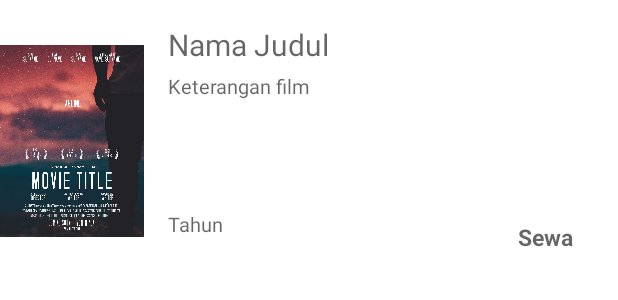
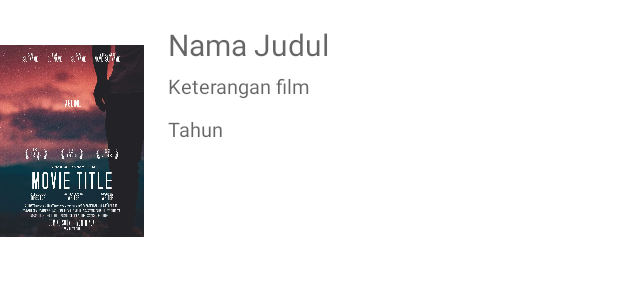
Before and after one commit to faqirkuota/uas-pemograman-bergerak, an Android app: the layout movie_item.xml on its own in the app's theme, with its tools: preview values and no code run, on a phone screen of 412 x 824 dp. Shown: the top 300 px of the screen. Run offline under Robolectric (Android 15) with nearby library versions, the phone set to English and light mode, and no system bars.

Commit message:
Add changes

```diff
--- a/MenuListMovie/app/src/main/res/layout/activity_edit_movie.xml
+++ b/MenuListMovie/app/src/main/res/layout/activity_edit_movie.xml
@@ -27,8 +27,7 @@
         app:layout_constraintEnd_toEndOf="parent"
         app:layout_constraintHorizontal_bias="0.104"
         app:layout_constraintStart_toStartOf="parent"
-        app:layout_constraintTop_toTopOf="parent"
-        tools:srcCompat="@drawable/logokalbis" />
+        app:layout_constraintTop_toTopOf="parent" />
 
     <EditText
         android:id="@+id/etTahun"
--- a/MenuListMovie/app/src/main/res/layout/movie_item.xml
+++ b/MenuListMovie/app/src/main/res/layout/movie_item.xml
@@ -19,8 +19,8 @@
 
     <TextView
         android:id="@+id/tvnamaKet"
-        android:layout_width="277dp"
-        android:layout_height="82dp"
+        android:layout_width="220dp"
+        android:layout_height="wrap_content"
         android:layout_marginStart="16dp"
         android:layout_marginTop="4dp"
         android:text="Keterangan film"
@@ -43,22 +43,6 @@
         app:layout_constraintStart_toEndOf="@+id/poster"
         app:layout_constraintTop_toBottomOf="@+id/tvnamaKet" />
 
-    <TextView
-        android:id="@+id/tvedit"
-        android:layout_width="62dp"
-        android:layout_height="20dp"
-        android:text="Sewa"
-        android:textAlignment="textEnd"
-        android:textAppearance="@style/TextAppearance.AppCompat.Medium"
-        android:textSize="15sp"
-        android:textStyle="bold"
-        app:layout_constraintBottom_toTopOf="@+id/guideline2"
-        app:layout_constraintEnd_toEndOf="parent"
-        app:layout_constraintHorizontal_bias="0.83"
-        app:layout_constraintStart_toEndOf="@+id/tvnamayear"
-        app:layout_constraintTop_toTopOf="@+id/tvnamaKet"
-        app:layout_constraintVertical_bias="0.869" />
-
     <androidx.constraintlayout.widget.Guideline
         android:id="@+id/guideline2"
         android:layout_width="wrap_content"
```
